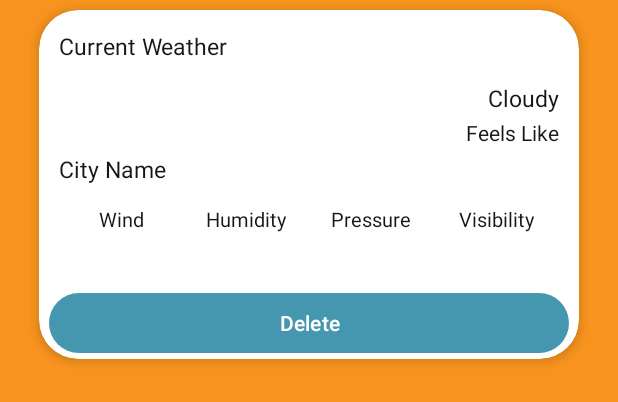
After one commit to Aranovic7/WeatherApp, an Android app: the layout history_item_layout.xml on its own in the app's theme, with its tools: preview values and no code run, on a phone screen of 412 x 824 dp. The commit adds this screen. Shown: the top 402 px of the screen. Run offline under Robolectric (Android 15) with nearby library versions, the phone set to English and light mode, and no system bars.

Commit message:
implementt history screen where user can see his weather search history with weather information user can also delete his/her history

```diff
--- a/app/src/main/java/com/example/weatherapp/dataclasses/HistoryDataClass.kt
+++ b/app/src/main/java/com/example/weatherapp/dataclasses/HistoryDataClass.kt
@@ -14,7 +14,6 @@ data class HistoryDataClass(
     val feelsLike: Double,
     val humidity: Int,
     val pressure: Int,
-    val rain: Rain,
     val sunrise: Int,
     val sunset: Int,
     val temp: Double,
--- a/app/src/main/java/com/example/weatherapp/fragments/MainFragment.kt
+++ b/app/src/main/java/com/example/weatherapp/fragments/MainFragment.kt
@@ -72,6 +72,9 @@ class MainFragment : BaseFragment() {
         with(binding) {
             root.setOnRefreshListener {
                 loadData()
+            }
+            btnHistory.setOnClickListener {
+                findNavController().navigate(R.id.action_mainFragment_to_historyFragment)
             }
 
         }
--- /dev/null
+++ b/app/src/main/res/layout/history_item_layout.xml
@@ -0,0 +1,216 @@
+<?xml version="1.0" encoding="utf-8"?>
+<androidx.constraintlayout.widget.ConstraintLayout xmlns:android="http://schemas.android.com/apk/res/android"
+    xmlns:app="http://schemas.android.com/apk/res-auto"
+    xmlns:tools="http://schemas.android.com/tools"
+    android:layout_width="match_parent"
+    android:layout_height="wrap_content">
+
+    <com.google.android.material.card.MaterialCardView
+        android:layout_width="match_parent"
+        android:layout_height="wrap_content"
+        android:layout_marginHorizontal="@dimen/_20sdp"
+        android:layout_marginVertical="@dimen/_5sdp"
+        app:cardBackgroundColor="@color/white"
+        app:cardCornerRadius="@dimen/_20sdp"
+        app:cardElevation="@dimen/_3sdp"
+        app:layout_constraintBottom_toBottomOf="parent"
+        app:layout_constraintEnd_toEndOf="parent"
+        app:layout_constraintStart_toStartOf="parent"
+        app:layout_constraintTop_toTopOf="parent"
+        app:strokeWidth="0dp">
+
+        <LinearLayout
+            android:layout_width="match_parent"
+            android:layout_height="match_parent"
+            android:orientation="vertical">
+
+            <LinearLayout
+                android:layout_width="match_parent"
+                android:layout_height="wrap_content"
+                android:layout_marginHorizontal="@dimen/_10sdp"
+                android:layout_marginTop="@dimen/_10sdp">
+
+                <TextView
+                    android:layout_width="0dp"
+                    android:layout_height="wrap_content"
+                    android:layout_weight="1"
+                    android:text="Current Weather"
+
+                    android:textSize="@dimen/_12sdp" />
+
+                <TextView
+                    android:id="@+id/tvTime"
+                    android:layout_width="0dp"
+                    android:layout_height="wrap_content"
+                    android:layout_weight="1"
+                    android:gravity="end"
+                    android:textSize="@dimen/_12sdp" />
+            </LinearLayout>
+
+            <LinearLayout
+                android:layout_width="match_parent"
+                android:layout_height="wrap_content"
+                android:layout_marginHorizontal="@dimen/_10sdp"
+                android:layout_marginTop="@dimen/_10sdp"
+                android:gravity="center_vertical">
+
+                <ImageView
+                    android:id="@+id/weatherIcon"
+                    android:layout_width="@dimen/_30sdp"
+                    android:layout_height="@dimen/_30sdp" />
+
+                <TextView
+                    android:id="@+id/tvWeatherTem"
+                    android:layout_width="wrap_content"
+                    android:layout_height="wrap_content"
+                    android:layout_marginStart="@dimen/_10sdp"
+
+                    android:textSize="@dimen/_16sdp"
+                    android:textStyle="bold" />
+
+                <LinearLayout
+                    android:layout_width="0dp"
+                    android:layout_height="wrap_content"
+                    android:layout_marginStart="@dimen/_10sdp"
+                    android:layout_weight="1"
+                    android:gravity="end|center_vertical"
+                    android:orientation="vertical">
+
+                    <TextView
+                        android:id="@+id/tvCloudy"
+                        android:layout_width="wrap_content"
+                        android:layout_height="wrap_content"
+                        android:text="Cloudy"
+
+                        android:textSize="@dimen/_12sdp" />
+
+                    <TextView
+                        android:id="@+id/tvFeels"
+                        android:layout_width="wrap_content"
+                        android:layout_height="wrap_content"
+                        android:layout_marginTop="@dimen/_2sdp"
+                        android:text="Feels Like"
+
+                        android:textSize="@dimen/_11sdp" />
+                </LinearLayout>
+            </LinearLayout>
+
+            <TextView
+                android:id="@+id/tvCityName"
+                android:layout_width="wrap_content"
+                android:layout_height="wrap_content"
+                android:layout_marginStart="@dimen/_10sdp"
+                android:layout_marginTop="@dimen/_3sdp"
+                android:text="City Name"
+
+                android:textSize="@dimen/_12sdp" />
+
+            <LinearLayout
+                android:layout_width="match_parent"
+                android:layout_height="wrap_content"
+                android:layout_margin="@dimen/_10sdp"
+                android:weightSum="4">
+
+                <LinearLayout
+                    android:layout_width="0dp"
+                    android:layout_height="wrap_content"
+                    android:layout_weight="1"
+                    android:gravity="center"
+                    android:orientation="vertical">
+
+                    <TextView
+                        android:layout_width="wrap_content"
+                        android:layout_height="wrap_content"
+                        android:text="Wind"
+
+                        android:textSize="@dimen/_10sdp" />
+
+                    <TextView
+                        android:id="@+id/tvWind"
+                        android:layout_width="wrap_content"
+                        android:layout_height="wrap_content"
+                        android:layout_marginTop="@dimen/_3sdp"
+
+                        android:textSize="@dimen/_10sdp" />
+                </LinearLayout>
+
+                <LinearLayout
+                    android:layout_width="0dp"
+                    android:layout_height="wrap_content"
+                    android:layout_weight="1"
+                    android:gravity="center"
+                    android:orientation="vertical">
+
+                    <TextView
+                        android:layout_width="wrap_content"
+                        android:layout_height="wrap_content"
+                        android:text="Humidity"
+
+                        android:textSize="@dimen/_10sdp" />
+
+                    <TextView
+                        android:id="@+id/tvHumadity"
+                        android:layout_width="wrap_content"
+                        android:layout_height="wrap_content"
+                        android:layout_marginTop="@dimen/_3sdp"
+
+                        android:textSize="@dimen/_10sdp" />
+                </LinearLayout>
+
+                <LinearLayout
+                    android:layout_width="0dp"
+                    android:layout_height="wrap_content"
+                    android:layout_weight="1"
+                    android:gravity="center"
+                    android:orientation="vertical">
+
+                    <TextView
+                        android:layout_width="wrap_content"
+                        android:layout_height="wrap_content"
+                        android:text="Pressure"
+
+                        android:textSize="@dimen/_10sdp" />
+
+                    <TextView
+                        android:id="@+id/tvPressure"
+                        android:layout_width="wrap_content"
+                        android:layout_height="wrap_content"
+                        android:layout_marginTop="@dimen/_3sdp"
+
+                        android:textSize="@dimen/_10sdp" />
+                </LinearLayout>
+
+                <LinearLayout
+                    android:layout_width="0dp"
+                    android:layout_height="wrap_content"
+                    android:layout_weight="1"
+                    android:gravity="center"
+                    android:orientation="vertical">
+
+                    <TextView
+                        android:layout_width="wrap_content"
+                        android:layout_height="wrap_content"
+                        android:text="Visibility"
+
+                        android:textSize="@dimen/_10sdp" />
+
+                    <TextView
+                        android:id="@+id/tvVisibility"
+                        android:layout_width="wrap_content"
+                        android:layout_height="wrap_content"
+                        android:layout_marginTop="@dimen/_3sdp"
+
+                        android:textSize="@dimen/_10sdp" />
+                </LinearLayout>
+            </LinearLayout>
+
+            <com.google.android.material.button.MaterialButton
+                android:id="@+id/btnDelete"
+                android:layout_width="match_parent"
+                android:layout_height="wrap_content"
+                android:layout_marginHorizontal="@dimen/_5sdp"
+                android:text="Delete" />
+        </LinearLayout>
+    </com.google.android.material.card.MaterialCardView>
+
+</androidx.constraintlayout.widget.ConstraintLayout>
```
Also changed, not shown: app/src/main/java/com/example/weatherapp/adaptors/HistoryRecyclerAdaptor.kt (added, +63 -0 lines), app/src/main/java/com/example/weatherapp/adaptors/viewholders/HistoryItemViewHolder.kt (added, +7 -0 lines), app/src/main/java/com/example/weatherapp/datarepositories/WeatherApiRepo.kt (+6 -2 lines), app/src/main/java/com/example/weatherapp/fragments/HistoryFragment.kt (added, +59 -0 lines), app/src/main/java/com/example/weatherapp/viewmodels/TemperatureSharedViewModel.kt (+11 -0 lines), app/src/main/res/layout/fragment_history.xml (added, +23 -0 lines), app/src/main/res/navigation/main_nav.xml (+13 -3 lines).
